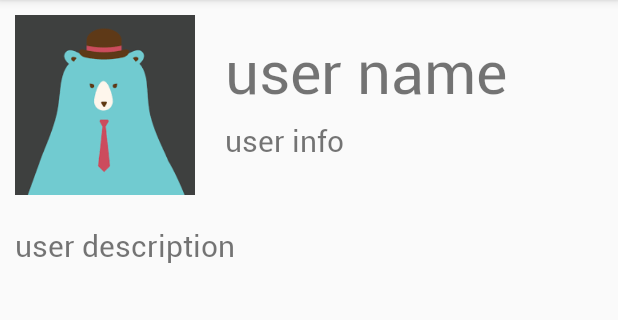
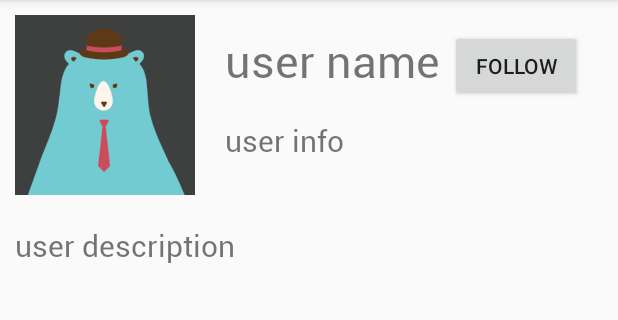
Before and after one commit to qingyiz1/COMP90018-Group-W01-09-2, an Android app: the UserViewActivity screen opened directly, with no data from a screen before it, on a phone screen of 412 x 824 dp, the part 84-404 px from its top. Run offline under Robolectric (Android 15) with nearby library versions, the phone set to English and light mode, and no system bars.

Commit message:
add Follow Button

```diff
--- a/app/src/main/java/com/example/comp90018/Activity/Shake/UserViewActivity.java
+++ b/app/src/main/java/com/example/comp90018/Activity/Shake/UserViewActivity.java
@@ -8,6 +8,7 @@ import android.os.Bundle;
 import android.view.View;
 import android.view.ViewGroup;
 import android.widget.BaseAdapter;
+import android.widget.Button;
 import android.widget.ImageButton;
 import android.widget.ImageView;
 import android.widget.ListView;
@@ -21,12 +22,14 @@ import com.example.comp90018.R;
 
 import java.util.ArrayList;
 
-public class UserViewActivity extends AppCompatActivity {
+public class UserViewActivity extends AppCompatActivity implements View.OnClickListener{
     private  ListView browser_list;
     private View view;
     private ImageView image;
     private TextView user_name, user_info, user_description;
+    private Button followButton;
     private ArrayList<Moment> feeds_array=new ArrayList<>();
+    private boolean followOrNot;
 
     @Override
     protected void onCreate(Bundle savedInstanceState) {
@@ -40,10 +43,19 @@ public class UserViewActivity extends AppCompatActivity {
         user_info = findViewById(R.id.user_info);
         user_description = findViewById(R.id.user_description);
         browser_list=findViewById(R.id.browserListView);
+        followButton=findViewById(R.id.follow_button);
+        followButton.setOnClickListener(this);
         //TODO: 从数据库获取用户名、用户信息、用户交友描述
         user_name.setText("user name");
         user_info.setText("user info");
         user_description.setText("user description");
+        followOrNot=false;
+        if(followOrNot){
+            followButton.setText("Following");
+        }else{
+            followButton.setText("Follow");
+        }
+
         //TODO: END
         browser_list=findViewById(R.id.browserListView);
         browser_list.setAdapter(new MyBaseAdapter(getFeeds_array()));
@@ -51,6 +63,7 @@ public class UserViewActivity extends AppCompatActivity {
     }
     private ArrayList<Moment> getFeeds_array(){
         //TODO:  BEGIN 从数据库中，获取
+        feeds_array=new ArrayList<>();
         String username="name";
         String context="context";
         String location="location";
@@ -75,6 +88,22 @@ public class UserViewActivity extends AppCompatActivity {
         // feeds_array.add(feed);
         return feeds_array;
     }
+
+    @Override
+    public void onClick(View view) {
+        if(view==followButton){
+            if(followOrNot){
+                followOrNot=false;
+                followButton.setText("Follow");
+            }else {
+                followOrNot=true;
+                followButton.setText("Following");
+            }
+            //TODO: 客户端传输给服务器，取消关注/关注
+
+        }
+    }
+
     class MyBaseAdapter extends BaseAdapter{
         private ArrayList<Moment> feed_array;
         public MyBaseAdapter(ArrayList<Moment> feed_array){
@@ -158,14 +187,14 @@ public class UserViewActivity extends AppCompatActivity {
                         likeButton.setImageDrawable(rowView.getResources().getDrawable(R.drawable.filled_heart));
                         //TODO: 方法一：
                         //TODO: 客户端传输数据给服务端，update点赞信息；客户端获取服务端传送的likelist，更新到UI上
-                        feed_array=getFeeds_array();//获取最新的feeds_array
-                        oneFeed.update(feed_array.get(position));
-                        if (oneFeed.getLikelist().size() != 0) {
-                            String likelist=oneFeed.getLikelist().toString();
-                            likedText.setText(likelist.substring(1, likelist.length()-1));
-                        } else {
-                            likedText.setText("Nobody has liked yet.");
-                        }
+//                        feed_array=getFeeds_array();//获取最新的feeds_array
+//                        oneFeed.update(feed_array.get(position));
+//                        if (oneFeed.getLikelist().size() != 0) {
+//                            String likelist=oneFeed.getLikelist().toString();
+//                            likedText.setText(likelist.substring(1, likelist.length()-1));
+//                        } else {
+//                            likedText.setText("Nobody has liked yet.");
+//                        }
                         ///////////////////////////////////////////
                         //TODO: 方法二：本地更新（不推荐，仅本地测试）
                         oneFeed.setUser_has_liked(true);
--- a/app/src/main/res/layout/activity_userview.xml
+++ b/app/src/main/res/layout/activity_userview.xml
@@ -33,7 +33,7 @@
         android:layout_marginEnd="50dp"
         android:fontFamily="@font/roboto_regular"
         android:text="user name"
-        android:textSize="40sp" />
+        android:textSize="30sp" />
 
     <TextView
         android:id="@+id/user_info"
@@ -57,5 +57,14 @@
         android:text="want to find XX friends ............."
         android:textSize="20sp" />
 
+    <Button
+        android:id="@+id/follow_button"
+        android:layout_width="wrap_content"
+        android:layout_height="wrap_content"
+        android:layout_marginStart="300dp"
+        android:layout_marginTop="20dp"
+        android:layout_marginEnd="0dp"
+        android:text="Follow" />
+
 
 </RelativeLayout>
```
